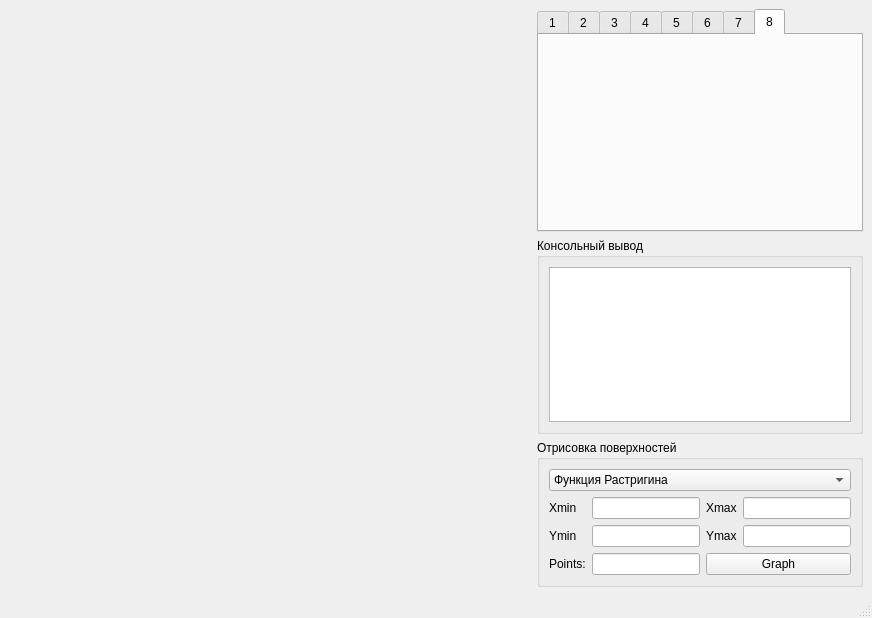
First picture: the form in src/ui/main.ui, repository Dramaturg1/SearchOptimization, before the edit.
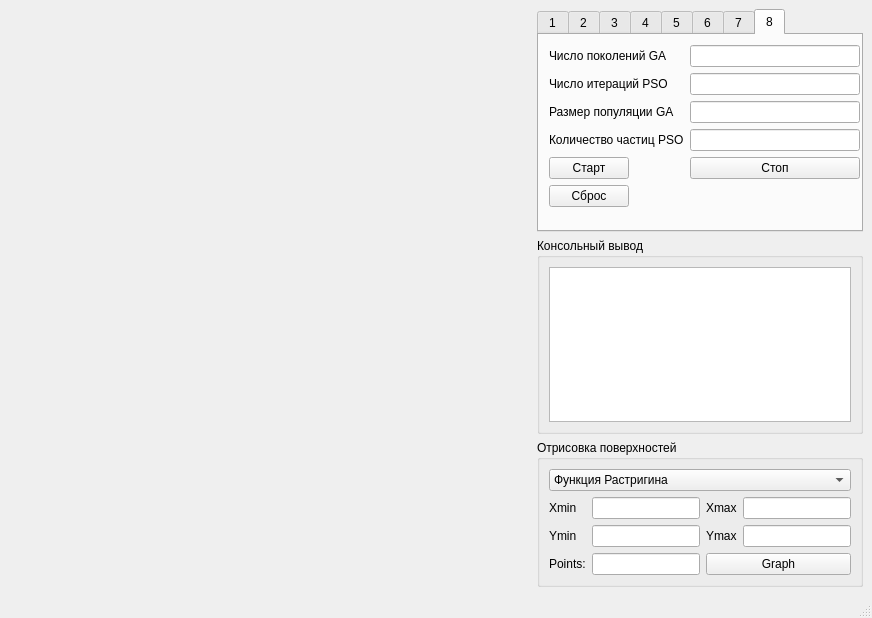
Second picture: the form after the edit. The open tabs and pages were chosen to show the change.

```diff
--- a/src/ui/main.ui
+++ b/src/ui/main.ui
@@ -766,6 +766,79 @@
            <attribute name="title">
             <string>8</string>
            </attribute>
+           <widget class="QWidget" name="">
+            <property name="geometry">
+             <rect>
+              <x>10</x>
+              <y>10</y>
+              <width>311</width>
+              <height>211</height>
+             </rect>
+            </property>
+            <layout class="QFormLayout" name="formLayout_4">
+             <item row="0" column="0">
+              <widget class="QLabel" name="label_32">
+               <property name="text">
+                <string>Число поколений GA</string>
+               </property>
+              </widget>
+             </item>
+             <item row="0" column="1">
+              <widget class="QLineEdit" name="lineEdit_32"/>
+             </item>
+             <item row="1" column="0">
+              <widget class="QLabel" name="label_33">
+               <property name="text">
+                <string>Число итераций PSO</string>
+               </property>
+              </widget>
+             </item>
+             <item row="1" column="1">
+              <widget class="QLineEdit" name="lineEdit_33"/>
+             </item>
+             <item row="2" column="0">
+              <widget class="QLabel" name="label_34">
+               <property name="text">
+                <string>Размер популяции GA</string>
+               </property>
+              </widget>
+             </item>
+             <item row="2" column="1">
+              <widget class="QLineEdit" name="lineEdit_34"/>
+             </item>
+             <item row="3" column="0">
+              <widget class="QLabel" name="label_35">
+               <property name="text">
+                <string>Количество частиц PSO</string>
+               </property>
+              </widget>
+             </item>
+             <item row="3" column="1">
+              <widget class="QLineEdit" name="lineEdit_35"/>
+             </item>
+             <item row="4" column="0">
+              <widget class="QPushButton" name="pushButton_26">
+               <property name="text">
+                <string>Старт</string>
+               </property>
+              </widget>
+             </item>
+             <item row="4" column="1">
+              <widget class="QPushButton" name="pushButton_27">
+               <property name="text">
+                <string>Стоп</string>
+               </property>
+              </widget>
+             </item>
+             <item row="5" column="0">
+              <widget class="QPushButton" name="pushButton_28">
+               <property name="text">
+                <string>Сброс</string>
+               </property>
+              </widget>
+             </item>
+            </layout>
+           </widget>
           </widget>
          </widget>
         </item>
```
Left out of the diff: 4 changed lines with no effect on the pictures.
